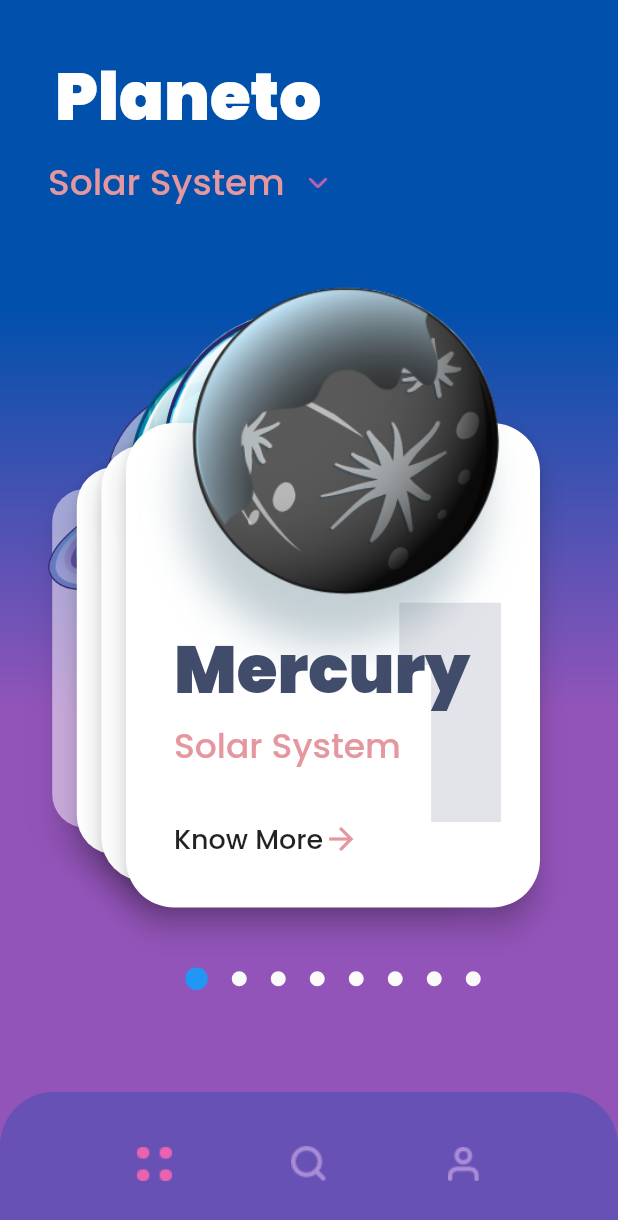
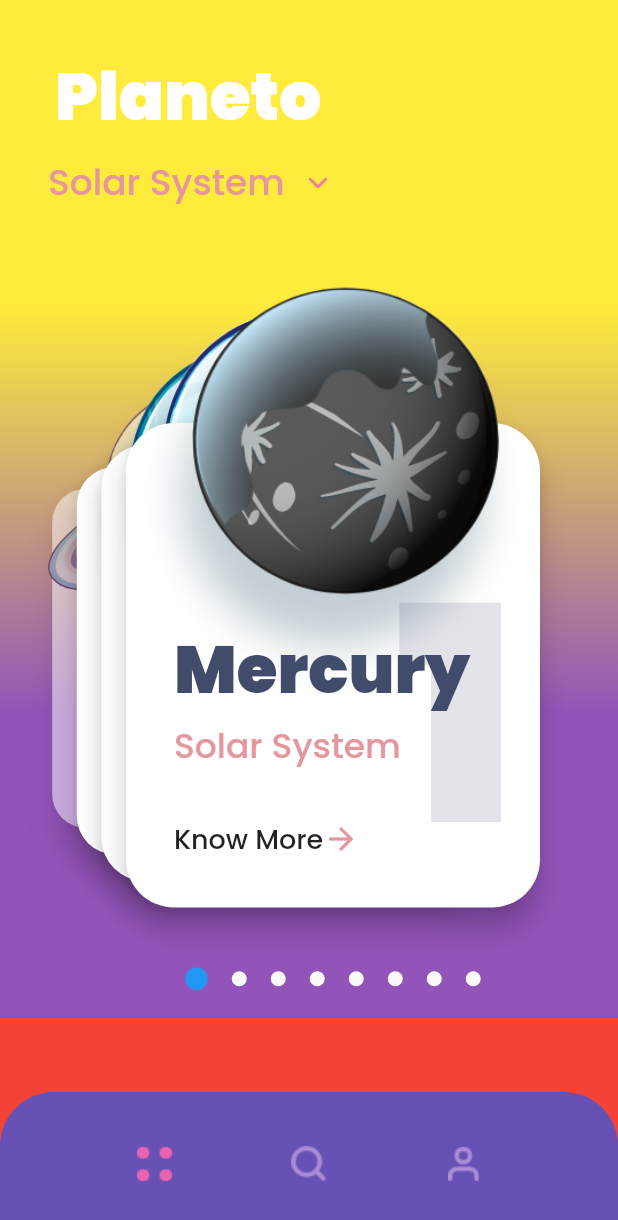
Before and after one commit to yonichu/star-project, a Flutter app: the screen it shows after launch, on a phone screen of 412 x 824 dp. Shown: the top 1220 px of the screen. Run offline on Flutter 3.47's test engine with Material 2 defaults, Android fonts, the phone set to English and light mode, and no system bars; our stand-ins replace flutter_swiper, google_fonts.

Commit message:
change color to red

```diff
--- a/lib/home_page.dart
+++ b/lib/home_page.dart
@@ -14,14 +14,14 @@ class _HomePageState extends State<HomePage> {
   @override
   Widget build(BuildContext context) {
     return Scaffold(
-      backgroundColor: gradientEndColor,
+      backgroundColor: Colors.red,
       body: SafeArea(
         top: false,
         child: SingleChildScrollView(
           child: Container(
             decoration: BoxDecoration(
               gradient: LinearGradient(
-                  colors: [gradientStartColor, gradientEndColor],
+                  colors: [Colors.yellow, gradientEndColor],
                   begin: Alignment.topCenter,
                   end: Alignment.bottomCenter,
                   stops: [0.3, 0.7]),
```
